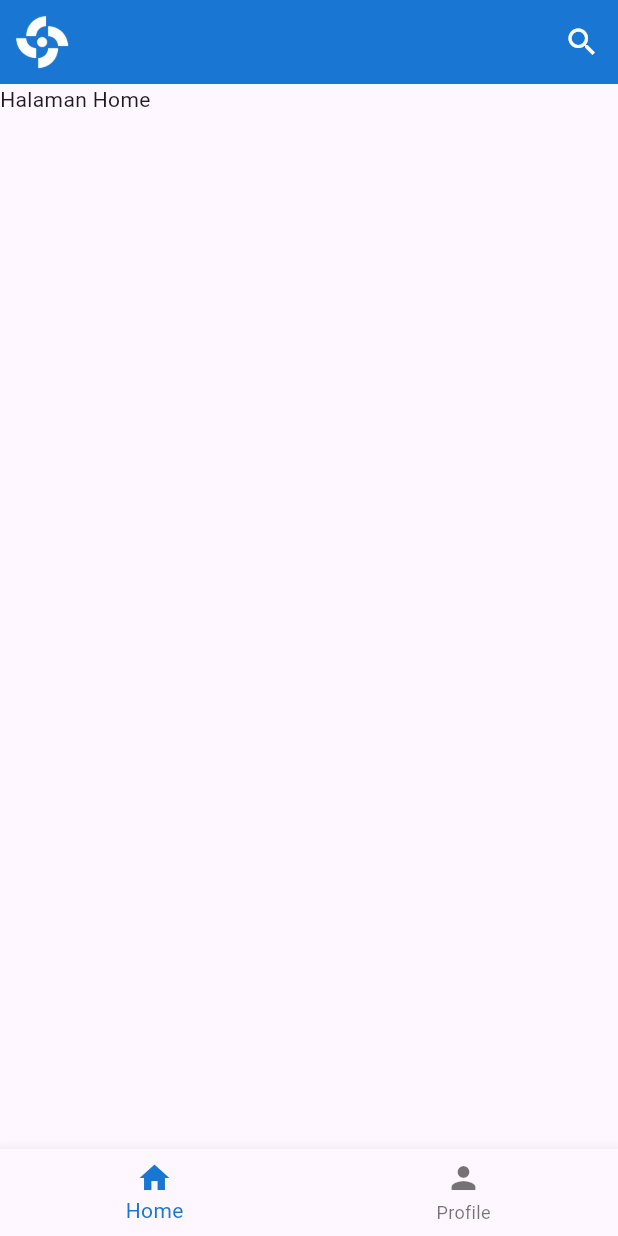
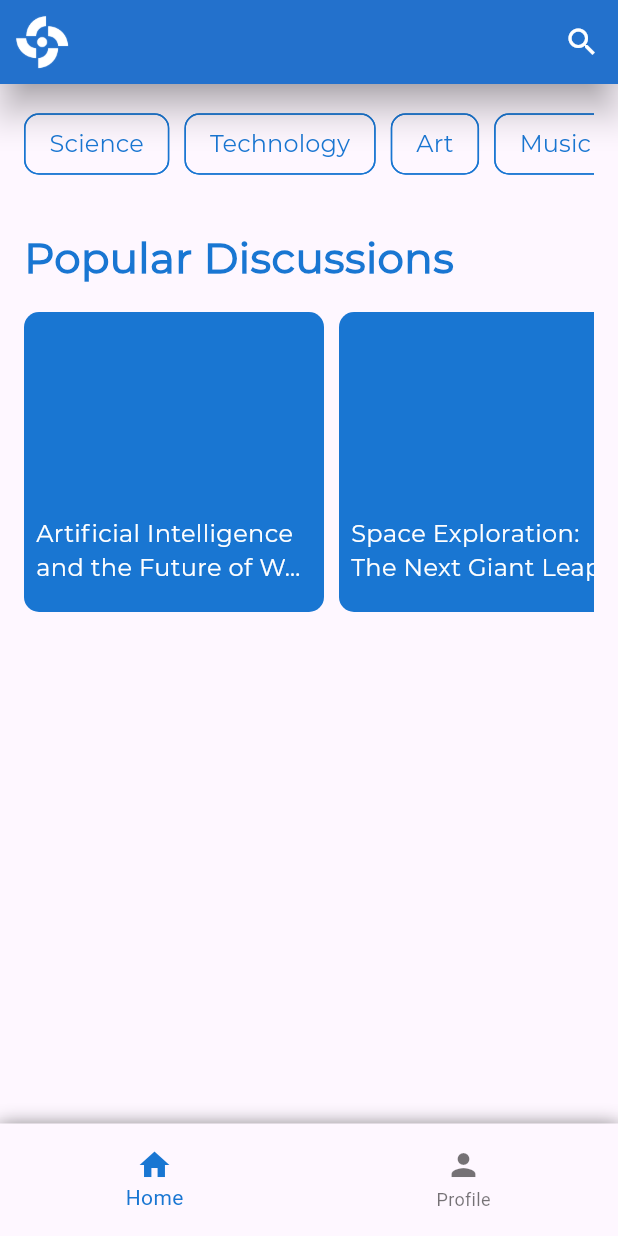
Before and after one commit to MuhIbrahimm/aplikasi_mobile, a Flutter app: the screen it shows after launch, on a phone screen of 412 x 824 dp. Run offline on Flutter 3.47's test engine with Material 3 defaults, Android fonts, the phone set to English and light mode, and no system bars.

Commit message:
adding category and discussion in homepage

```diff
--- a/lib/home-page.dart
+++ b/lib/home-page.dart
@@ -21,6 +21,7 @@ class _homePageState extends State<homePage> {
     return Scaffold(
       appBar: AppBar(
         shadowColor: appColors.bodyText,
+        elevation: 10.0,
         backgroundColor: appColors.mainColor,
         leading: Image.asset('assets/images/logo-white.png'),
         actions: [
@@ -32,34 +33,159 @@ class _homePageState extends State<homePage> {
         ],
       ),
       body: _pages[_currentIndex],
-      bottomNavigationBar: BottomNavigationBar(
+      bottomNavigationBar: Container(
+        height: 75,
+        decoration: BoxDecoration(boxShadow: [
+          BoxShadow(
+              color: appColors.bodyText.withOpacity(0.45),
+              blurRadius: 10.0,
+              offset: Offset(0, 0))
+        ]),
+        child: BottomNavigationBar(
           currentIndex: _currentIndex,
           selectedItemColor: appColors.mainColor,
+          elevation: 10.0,
           onTap: (index) {
             setState(() {
               _currentIndex = index;
             });
           },
+
           items: const <BottomNavigationBarItem>[
             BottomNavigationBarItem(
               icon: Icon(Icons.home),
               label: 'Home',
             ),
+
             BottomNavigationBarItem(
               icon: Icon(Icons.person),
               label: 'Profile',
             ),
           ],
         ),
+      ),
     );
   }
 }
+
+List<String> _categories = [
+  'Science',
+  'Technology',
+  'Art',
+  'Music',
+  'Gaming',
+  'Books',
+  'News',
+  'Politics'
+];
+
+List<String> _discussions = [
+  'Artificial Intelligence and the Future of Work',
+  'Space Exploration: The Next Giant Leap',
+  'Climate Change and Sustainable Solutions',
+  'The Ethics of Gene Editing',
+  'The Power of Storytelling in a Digital Age',
+  'Exploring the Mysteries of the Deep Sea',
+  'The Rise of Virtual Reality and its Impact on Society',
+  'Advances in Robotics: Friend or Foe?',
+  'The Importance of Cybersecurity in a Connected World',
+  'The Future of Food: Innovation and Sustainability',
+];
 
 class HomePage extends StatelessWidget {
   @override
   Widget build(BuildContext context) {
     return Scaffold(
-      body: Text('Halaman Home'),
+      body: SingleChildScrollView(
+        child: Padding(
+          padding: const EdgeInsets.all(16.0),
+          child: Column(
+            crossAxisAlignment: CrossAxisAlignment.stretch,
+            children: [
+              SingleChildScrollView(
+                scrollDirection: Axis.horizontal,
+                child: Wrap(
+                  spacing: 10.0,
+                  runSpacing: 10.0,
+                  children: [
+                    for (int i = 0; i < _categories.length; i++)
+                      Chip(
+                        label: Text(
+                          _categories[i],
+                          style: TextStyles.body
+                              .copyWith(color: appColors.mainColor),
+                        ),
+                        shape: RoundedRectangleBorder(
+                            side: const BorderSide(
+                              color: appColors.mainColor,
+                            ),
+                            borderRadius: BorderRadius.circular(10.0)),
+                      ),
+                  ],
+                ),
+              ),
+
+              const SizedBox(
+                height: 32.0
+              ),
+
+              Text(
+                'Popular Discussions',
+                style: TextStyles.h1,
+                textAlign: TextAlign.start,
+              ),
+
+              const SizedBox(
+                height: 16.0
+              ),
+
+              SingleChildScrollView(
+                scrollDirection: Axis.horizontal,
+                child: Wrap(
+                  spacing: 10.0,
+                  runSpacing: 10.0,
+                  children: [
+                    for (int i = 0; i < _discussions.length; i++)
+                      InkWell(
+                        onTap: () {
+                          // Handle tap on discussion (optional)
+                          print('Discussion ${i + 1} tapped');
+                        },
+                        child: Container(
+                          width: 200,
+                          height: 200,
+                          decoration: BoxDecoration(
+                            color: appColors.mainColor, // Adjust background color
+                            borderRadius: BorderRadius.circular(10.0),
+                          ),
+                          child: Align(
+                            alignment: AlignmentDirectional.bottomCenter,
+                            child: Padding(
+                              padding: const EdgeInsets.only(bottom: 10.0),
+                              child: Padding(
+                                padding: const EdgeInsets.all(8.0),
+                                child: Text(
+                                  _discussions[
+                                      i], // Use actual discussion titles from _discussions list
+                                  maxLines: 2, // Limit to 2 lines
+                                  overflow: TextOverflow
+                                      .ellipsis, // Add ellipsis for overflow
+                                  style: TextStyles.body.copyWith(
+                                    color: Colors.white,
+                                  ),
+                                ),
+                              ),
+                            ),
+                          ),
+                        ),
+                      ),
+                  ],
+                ),
+              ),
+            ],
+          ),
+        ),
+      ),
     );
   }
 }
@@ -67,7 +193,7 @@ class HomePage extends StatelessWidget {
 class ProfilePage extends StatelessWidget {
   @override
   Widget build(BuildContext context) {
-    return Scaffold(
+    return const Scaffold(
       body: Text('Halaman Profile'),
     );
   }
```
Lines whose indentation alone changed are shown as unchanged.
